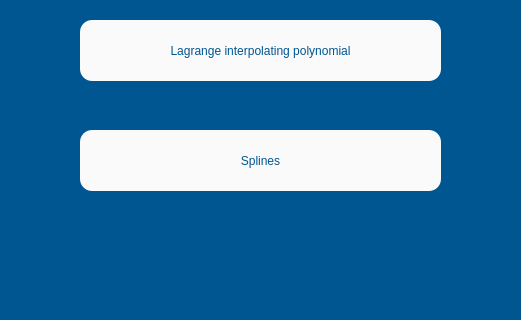
The window that Designer/interpolation_window.ui (ManuelG28/Numerikiando) describes before a commit, drawn with Qt 5; both pictures show x 170 to 691 and y 330 to 650 of the 850 by 650 pixel window.
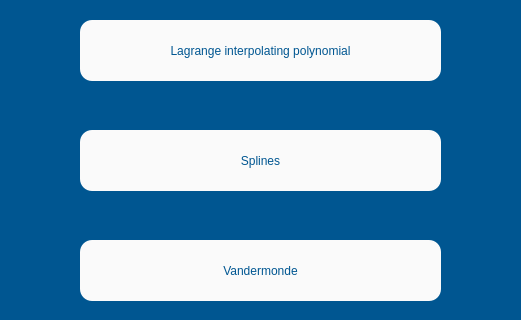
The same window after the commit. Icons and pictures are not drawn.

```diff
--- a/Designer/interpolation_window.ui
+++ b/Designer/interpolation_window.ui
@@ -211,6 +211,26 @@
     </size>
    </property>
   </widget>
+  <widget class="QPushButton" name="vandermonde_button">
+   <property name="geometry">
+    <rect>
+     <x>250</x>
+     <y>570</y>
+     <width>361</width>
+     <height>61</height>
+    </rect>
+   </property>
+   <property name="styleSheet">
+    <string notr="true">background-color: rgb(250, 250, 250);
+font: 15pt &quot;MS Shell Dlg 2&quot;;
+color: rgb(0, 86, 145);
+border-radius: 12px;
+</string>
+   </property>
+   <property name="text">
+    <string>Vandermonde</string>
+   </property>
+  </widget>
  </widget>
  <resources>
   <include location="../UserInterface/Util/Images/link.qrc"/>
```
